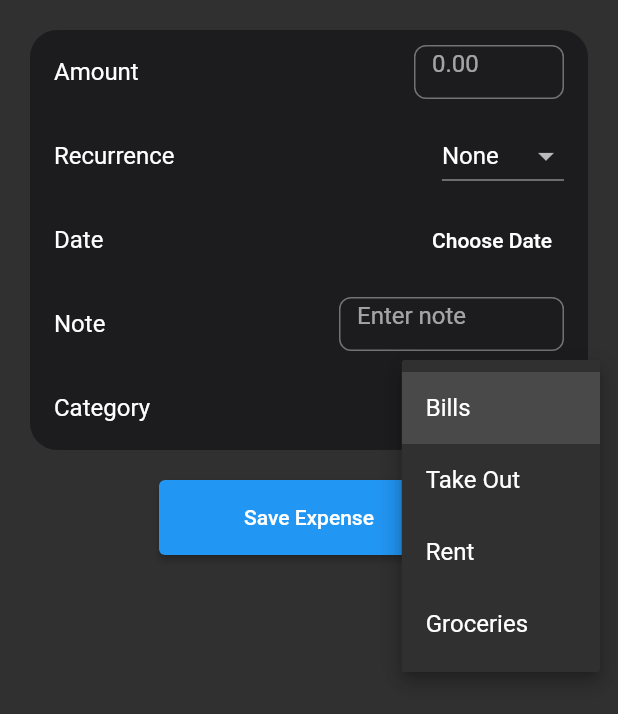
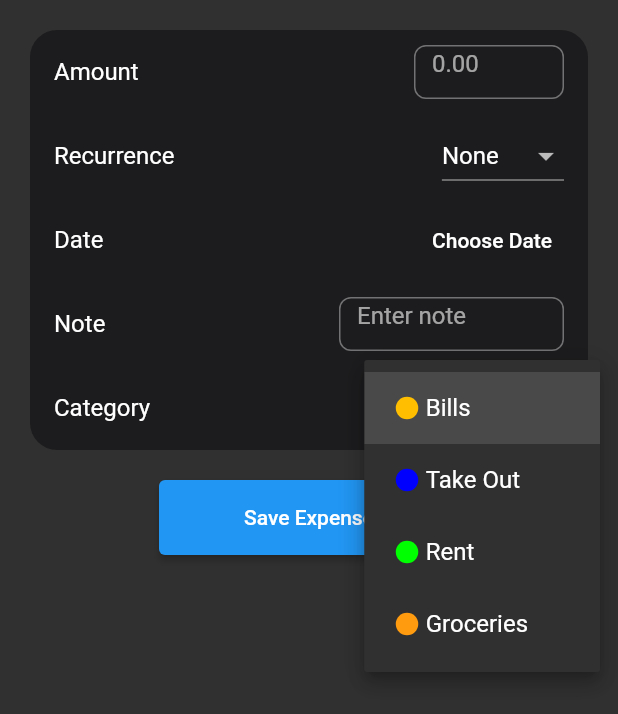
Before and after one commit to puneetkumarbajaj/expense_tracker, a Flutter app: the AddExpense widget shown alone on an empty page, opened directly, after a tap on the "arrow drop down" icon, on a phone screen of 412 x 824 dp. Shown: the top 714 px of the screen. Run offline on Flutter 3.47's test engine with Material 2 defaults, Android fonts, the phone set to English and light mode, and no system bars; our stand-ins replace fl_chart, flutter_colorpicker, flutter_slidable, hive, hive_flutter; accounts and stored records are empty; statements that could not run were skipped.

Commit message:
expense database connected

```diff
--- a/lib/pages/addExpense.dart
+++ b/lib/pages/addExpense.dart
@@ -24,8 +24,12 @@ class _AddExpenseState extends State<AddExpense> {
   ValueChanged<String?>? onCategorySelected;
   DateTime? _selectedDate;
   String _enteredNote = "";
+  int? _amount;
   String? _selectedCategory;
   final _myBox = Hive.box('expenseTrackerBox');
+  final _amountController = TextEditingController();
+  final _noteController = TextEditingController();
+
   ExpenseTrackerDataBase db = ExpenseTrackerDataBase();
 
   @override
@@ -40,9 +44,26 @@ class _AddExpenseState extends State<AddExpense> {
     super.initState();
   }
 
+  void saveExpense() async {
+    setState(() {
+      db.Expenses.add([
+        _amount,
+        _currentRecurrence,
+        _selectedDate,
+        _enteredNote,
+        _selectedCategory
+      ]);
+      _amountController.clear();
+      _noteController.clear();
+      debugPrint("$_amount $_currentRecurrence");
+    });
+    await db.updateExpenseData();
+    debugPrint(db.Expenses.toString());
+  }
+
   @override
   Widget build(BuildContext context) {
-    List<String> _recurrenceOptions = [
+    List<String> recurrenceOptions = [
       "None",
       "Daily",
       "Monthly",
@@ -51,7 +72,8 @@ class _AddExpenseState extends State<AddExpense> {
     ];
 
     return Center(
-        child: Column(children: [
+      child: Column(
+        children: [
           Container(
             padding: const EdgeInsets.all(20),
             width: double.infinity,
@@ -66,9 +88,16 @@ class _AddExpenseState extends State<AddExpense> {
                   ListTile(
                     title: const Text("Amount"),
                     trailing: Container(
-                  margin: EdgeInsets.fromLTRB(10, 10, 0, 10),
+                      margin: const EdgeInsets.fromLTRB(10, 10, 0, 10),
                       width: 100, // adjust the width as needed
                       child: TextField(
+                        controller: _amountController,
+                        onChanged: (value) {
+                          setState(() {
+                            _amount = int.parse(value);
+                            debugPrint(_amount.toString());
+                          });
+                        },
                         keyboardType: TextInputType.number,
                         inputFormatters: [
                           FilteringTextInputFormatter.digitsOnly
@@ -76,7 +105,7 @@ class _AddExpenseState extends State<AddExpense> {
                         decoration: InputDecoration(
                           hintText: "0.00",
                           border: OutlineInputBorder(
-                        borderSide: BorderSide(width: 0.5),
+                            borderSide: const BorderSide(width: 0.5),
                             borderRadius: BorderRadius.circular(8.0),
                           ),
                         ),
@@ -84,10 +113,10 @@ class _AddExpenseState extends State<AddExpense> {
                     ),
                   ),
                   ListTile(
-                title: Text("Recurrence"),
+                    title: const Text("Recurrence"),
                     trailing: DropdownButton<String>(
                       value: _currentRecurrence,
-                  items: _recurrenceOptions.map((String value) {
+                      items: recurrenceOptions.map((String value) {
                         return DropdownMenuItem<String>(
                           value: value,
                           child: Text(value),
@@ -103,7 +132,7 @@ class _AddExpenseState extends State<AddExpense> {
                     ),
                   ),
                   ListTile(
-                title: Text("Date"),
+                    title: const Text("Date"),
                     trailing: TextButton(
                       onPressed: () async {
                         DateTime? pickedDate = await showDatePicker(
@@ -114,25 +143,27 @@ class _AddExpenseState extends State<AddExpense> {
                           lastDate:
                               DateTime(2024), // Modify as per your requirement
                         );
-                    if (pickedDate != null && pickedDate != _selectedDate)
+                        if (pickedDate != null && pickedDate != _selectedDate) {
                           setState(() {
                             _selectedDate = pickedDate;
                           });
+                        }
                       },
                       child: Text(
                         _selectedDate != null
                             ? "${_selectedDate?.toLocal()}".split(' ')[0]
                             : "Choose Date",
-                    style: (TextStyle(color: Colors.white)),
+                        style: (const TextStyle(color: Colors.white)),
                       ),
                     ),
                   ),
                   ListTile(
-                title: Text("Note"),
+                    title: const Text("Note"),
                     trailing: Container(
-                  margin: EdgeInsets.fromLTRB(10, 10, 0, 10),
+                      margin: const EdgeInsets.fromLTRB(10, 10, 0, 10),
                       width: 150, // adjust as per your needs
                       child: TextField(
+                        controller: _noteController,
                         onChanged: (value) {
                           setState(() {
                             _enteredNote = value;
@@ -141,7 +172,7 @@ class _AddExpenseState extends State<AddExpense> {
                         decoration: InputDecoration(
                           hintText: "Enter note",
                           border: OutlineInputBorder(
-                        borderSide: BorderSide(width: 0.5),
+                            borderSide: const BorderSide(width: 0.5),
                             borderRadius: BorderRadius.circular(8.0),
                           ),
                         ),
@@ -149,14 +180,26 @@ class _AddExpenseState extends State<AddExpense> {
                     ),
                   ),
                   ListTile(
-                title: Text('Category'),
+                    title: const Text('Category'),
                     trailing: DropdownButton<String>(
                       value: _selectedCategory,
                       items: db.categories.map((category) {
                         String value = category[0];
+                        Color color = category[1];
                         return DropdownMenuItem<String>(
                           value: value,
-                      child: Text(value),
+                          child: Row(
+                            children: <Widget>[
+                              Container(
+                                width: 15,
+                                height: 15,
+                                margin: EdgeInsets.all(5.0),
+                                decoration: BoxDecoration(
+                                    color: color, shape: BoxShape.circle),
+                              ),
+                              Text(value),
+                            ],
+                          ),
                         );
                       }).toList(),
                       onChanged: (String? newValue) {
@@ -172,12 +215,19 @@ class _AddExpenseState extends State<AddExpense> {
               ),
             ),
           ),
-      ElevatedButton(onPressed: (){},
-       child: Text("Save Expense", style: TextStyle(color: Colors.white),),
+          ElevatedButton(
+            onPressed: saveExpense,
             style: ElevatedButton.styleFrom(
               backgroundColor: Colors.blue,
-        minimumSize: Size(200, 50),
-       ))
-    ]));
+              minimumSize: const Size(200, 50),
+            ),
+            child: const Text(
+              "Save Expense",
+              style: TextStyle(color: Colors.white),
+            ),
+          )
+        ],
+      ),
+    );
   }
 }
--- a/lib/pages/categories.dart
+++ b/lib/pages/categories.dart
@@ -43,11 +43,13 @@ class _CategoriesState extends State<Categories> {
       int red = selectedColor.red;
       int green = selectedColor.green;
       int blue = selectedColor.blue;
-      db.categories.add([_controller.text, Color.fromARGB(alpha, red, green, blue)]);
+      db.categories
+          .add([_controller.text, Color.fromARGB(alpha, red, green, blue)]);
       _controller.clear();
     });
     Navigator.of(context).pop();
     await db.updateData();
+    debugPrint(db.categories.toString());
   }
 
   //creates a new task
```
Also changed, not shown: lib/pages/expenses.dart (+17 -2 lines), lib/utilities/expense_tile.dart (+7 -7 lines). Lines whose indentation alone changed are shown as unchanged.
